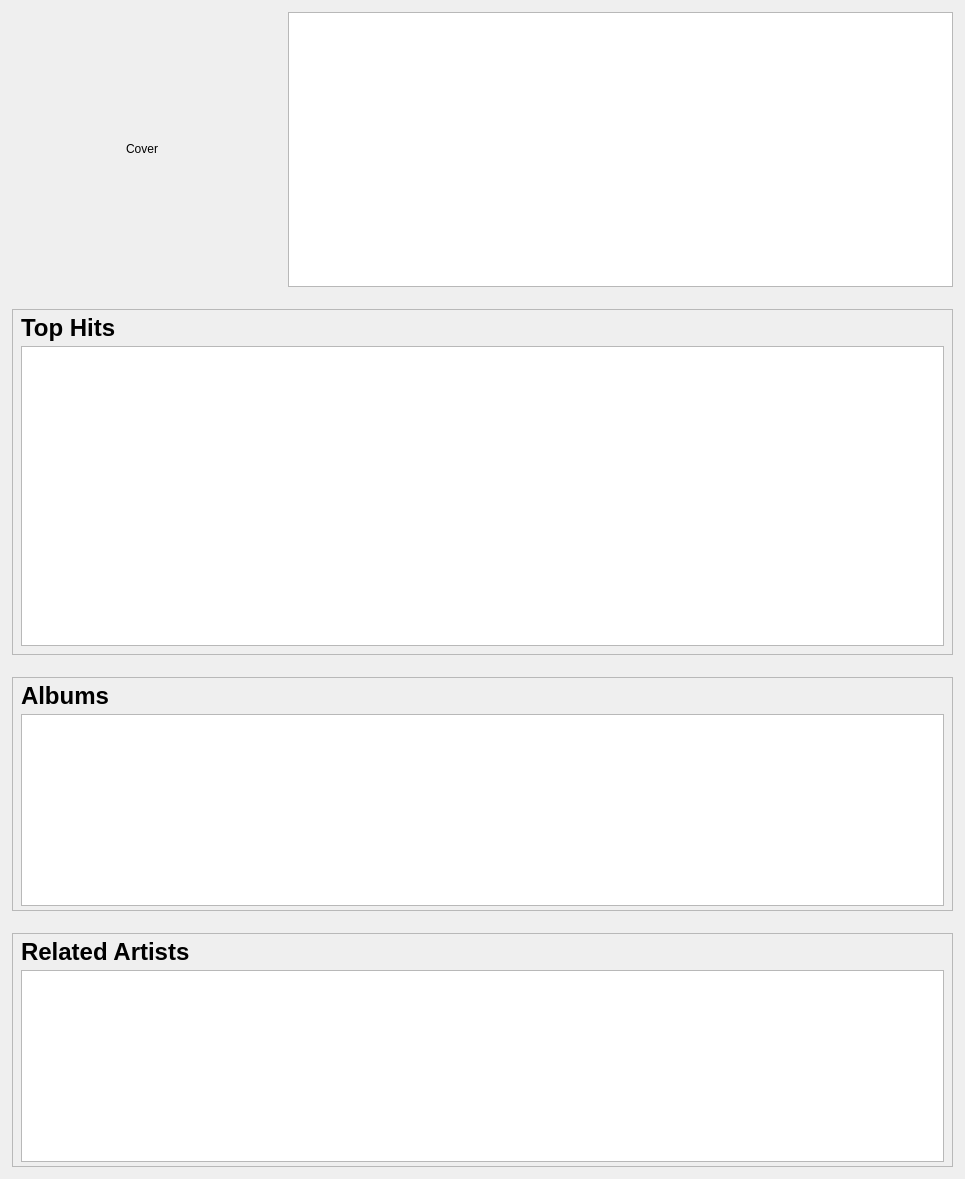
tomahawk-player/tomahawk, file src/libtomahawk/widgets/infowidgets/ArtistInfoWidget.ui: the form before one commit.
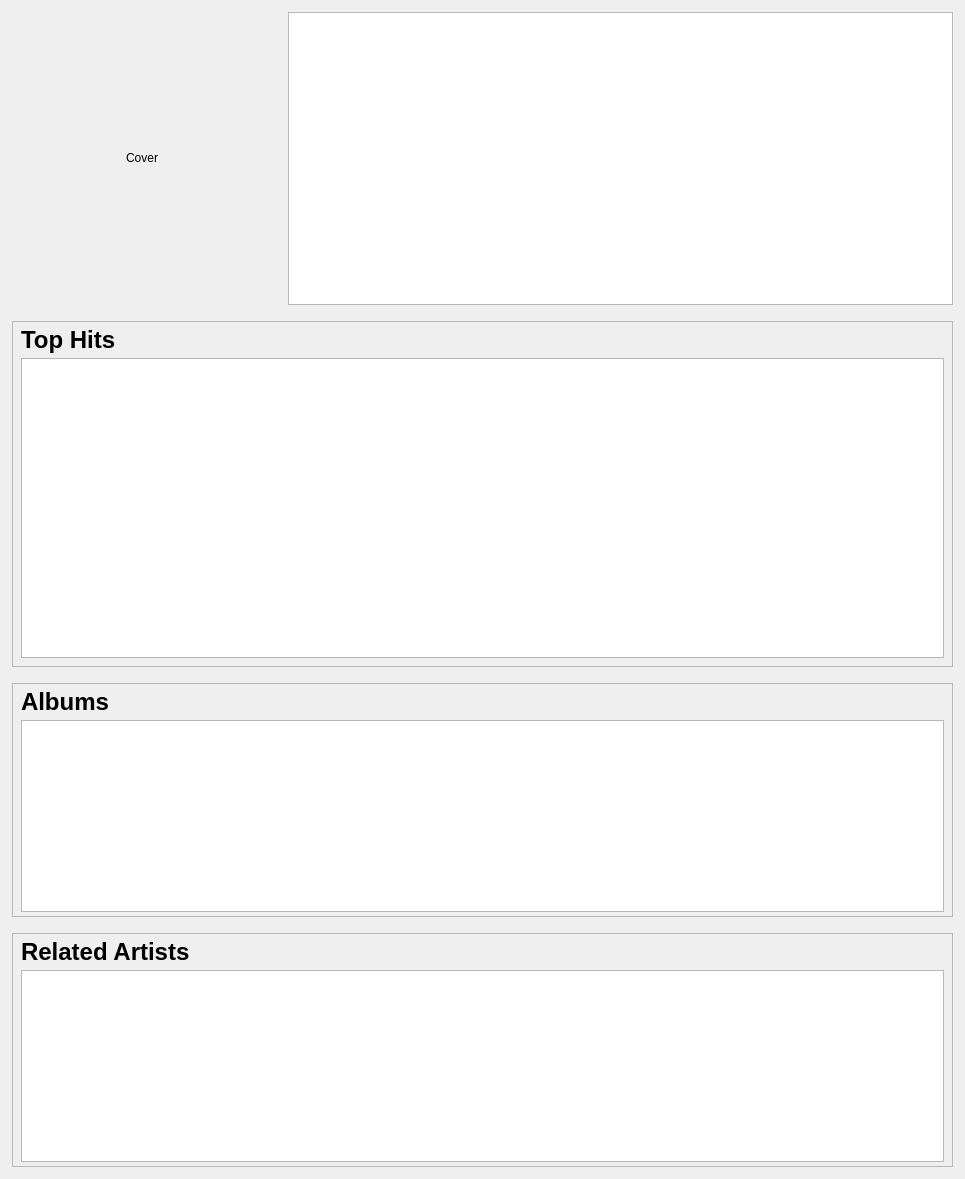
The form after the commit. Custom widgets are drawn as their Qt base class.

Commit message: * Cleaned up Artist page.

Diff of the .ui file:
```diff
--- a/src/libtomahawk/widgets/infowidgets/ArtistInfoWidget.ui
+++ b/src/libtomahawk/widgets/infowidgets/ArtistInfoWidget.ui
@@ -19,6 +19,9 @@
    </property>
    <item>
     <layout class="QVBoxLayout" name="verticalLayout">
+     <property name="spacing">
+      <number>16</number>
+     </property>
      <property name="margin">
       <number>0</number>
      </property>
@@ -80,22 +83,6 @@
        </item>
       </layout>
      </item>
-     <item>
-      <spacer name="verticalSpacer_9">
-       <property name="orientation">
-        <enum>Qt::Vertical</enum>
-       </property>
-       <property name="sizeType">
-        <enum>QSizePolicy::Fixed</enum>
-       </property>
-       <property name="sizeHint" stdset="0">
-        <size>
-         <width>20</width>
-         <height>16</height>
-        </size>
-       </property>
-      </spacer>
-     </item>
      <item>
       <widget class="QFrame" name="trackFrame">
        <property name="minimumSize">
@@ -159,22 +146,6 @@
        </layout>
       </widget>
      </item>
-     <item>
-      <spacer name="verticalSpacer">
-       <property name="orientation">
-        <enum>Qt::Vertical</enum>
-       </property>
-       <property name="sizeType">
-        <enum>QSizePolicy::Fixed</enum>
-       </property>
-       <property name="sizeHint" stdset="0">
-        <size>
-         <width>20</width>
-         <height>16</height>
-        </size>
-       </property>
-      </spacer>
-     </item>
      <item>
       <widget class="QFrame" name="albumFrame">
        <property name="minimumSize">
@@ -242,22 +213,6 @@
        </layout>
       </widget>
      </item>
-     <item>
-      <spacer name="verticalSpacer_2">
-       <property name="orientation">
-        <enum>Qt::Vertical</enum>
-       </property>
-       <property name="sizeType">
-        <enum>QSizePolicy::Fixed</enum>
-       </property>
-       <property name="sizeHint" stdset="0">
-        <size>
-         <width>20</width>
-         <height>16</height>
-        </size>
-       </property>
-      </spacer>
-     </item>
      <item>
       <widget class="QFrame" name="artistFrame">
        <property name="minimumSize">
```
The commit also changes 1 other file.
